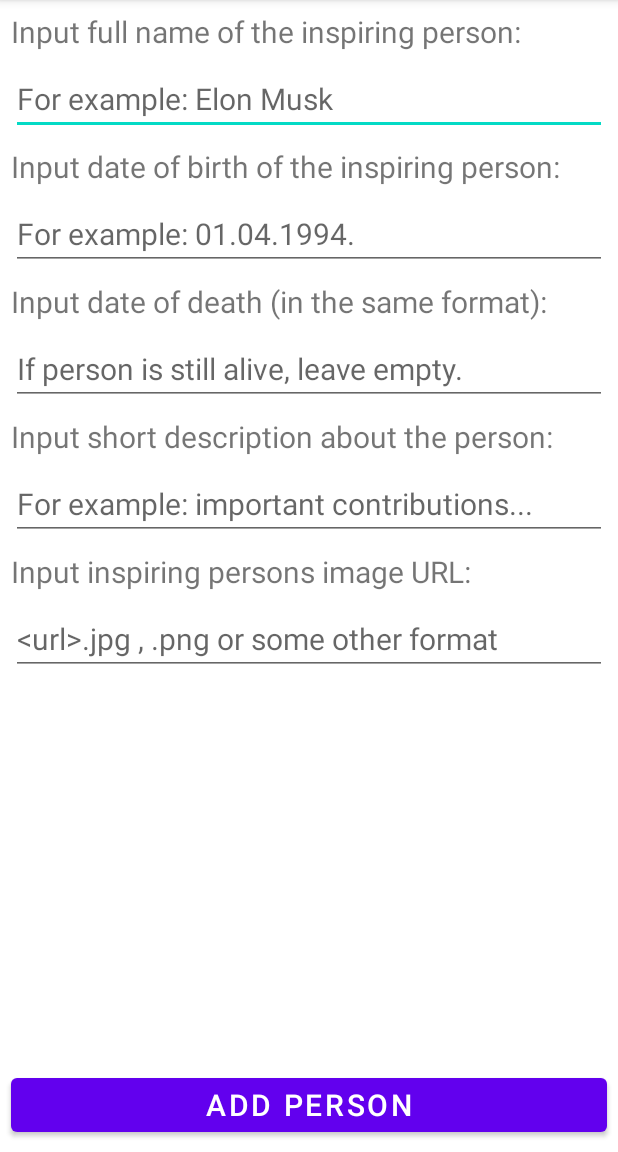
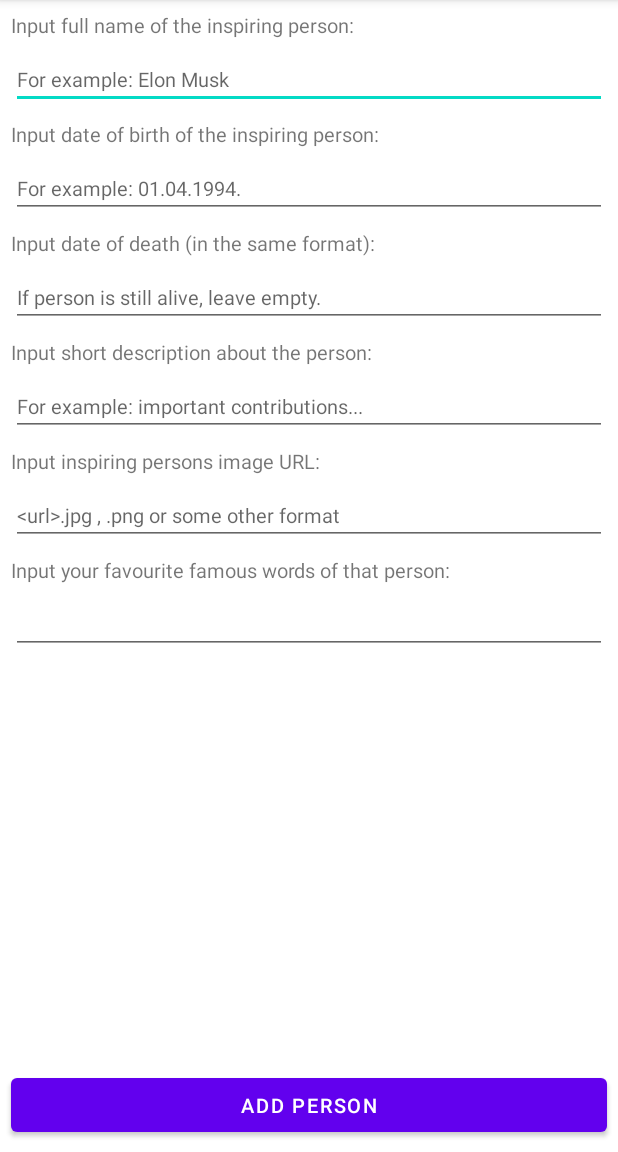
Before and after one commit to nikoladanilovic/RMA_LV2_zad1, an Android app: the screen it shows after launch (inputNewPersonActivity), after a tap on "ADD NEW INSPIRING PERSON", on a phone screen of 412 x 824 dp, the part 84-1236 px from its top. Run offline under Robolectric (Android 15) with nearby library versions, the phone set to English and light mode, and no system bars; our stand-ins replace Picasso; pictures from the network do not load.

```diff
--- a/app/src/main/java/hr/ferit/nikoladanilovic/cs_inspiringpeople_lv2zad1/Adapters/InspPeopleHolder.kt
+++ b/app/src/main/java/hr/ferit/nikoladanilovic/cs_inspiringpeople_lv2zad1/Adapters/InspPeopleHolder.kt
@@ -1,6 +1,7 @@
 package hr.ferit.nikoladanilovic.cs_inspiringpeople_lv2zad1.Adapters
 
 import android.content.Context
+import android.text.TextUtils
 import android.view.View
 import android.widget.Toast
 import androidx.recyclerview.widget.RecyclerView
@@ -21,9 +22,20 @@ class InspPeopleHolder (itemView: View) : RecyclerView.ViewHolder(itemView) {
             .placeholder(R.drawable.ic_launcher_background)
             .error(android.R.drawable.stat_notify_error)
             .into(itemBinding.imvInspPersonImg)
-        itemBinding.tvDates.text = person.dateOfBirth + person.dateOfDeath
+        itemBinding.tvDates.text = "Born on " + person.dateOfBirth + parseDateOfDeath(person.dateOfDeath)
         itemBinding.tvPersonDesc.text = person.description
 
-        itemBinding.imvInspPersonImg.setOnClickListener { Toast.makeText(itemView.context, "random citat", Toast.LENGTH_SHORT).show() }    }  //OVDJE nastavljam
+        itemBinding.imvInspPersonImg.setOnClickListener { Toast.makeText(itemView.context, person.quote, Toast.LENGTH_LONG).show() }
+    }
 
+    fun parseDateOfDeath(date : String) : String {
+        val parsedDate = ",  and died on " + date
+        if(TextUtils.isEmpty(date)){
+            return date
+        }
+        else
+        {
+            return parsedDate
+        }
+    }
 }
--- a/app/src/main/java/hr/ferit/nikoladanilovic/cs_inspiringpeople_lv2zad1/Model/InspiringPerson.kt
+++ b/app/src/main/java/hr/ferit/nikoladanilovic/cs_inspiringpeople_lv2zad1/Model/InspiringPerson.kt
@@ -7,5 +7,8 @@ data class InspiringPerson (
     val dateOfBirth : String,
     val dateOfDeath : String,
     val description : String,
-    val cover : String
+    val cover : String,
+    val quote : String
 ) : Serializable
+
+// tu treba dodati jos jedan dio klase -> poznati citati tih osoba
--- a/app/src/main/java/hr/ferit/nikoladanilovic/cs_inspiringpeople_lv2zad1/data/PeopleRepository.kt
+++ b/app/src/main/java/hr/ferit/nikoladanilovic/cs_inspiringpeople_lv2zad1/data/PeopleRepository.kt
@@ -10,13 +10,14 @@ object PeopleRepository {
     }
 
     private fun retrivePeople(): MutableList<InspiringPerson> {
-        return mutableListOf(InspiringPerson("Linus Torvalds", "28.12.1969.", "/","Founder of " +
+        return mutableListOf(InspiringPerson("Linus Torvalds", "28.12.1969.", "","Founder of " +
                 "Linux kernel used by Linux operating systems. He also helped with development of GIT",
-            "https://upload.wikimedia.org/wikipedia/commons/0/01/LinuxCon_Europe_Linus_Torvalds_03_%28cropped%29.jpg"),
-            InspiringPerson("Mark Zuckerberg", "14.05.1984.", "/", "Founder of massive social media company called Facebook.",
-            "https://upload.wikimedia.org/wikipedia/commons/thumb/1/18/Mark_Zuckerberg_F8_2019_Keynote_%2832830578717%29_%28cropped%29.jpg/1200px-Mark_Zuckerberg_F8_2019_Keynote_%2832830578717%29_%28cropped%29.jpg"),
-            InspiringPerson("Elon Musk", "28.01.1971.", "/", "Founder of PayPal, SpaceX, Tesla and many other companies.",
-            "https://upload.wikimedia.org/wikipedia/commons/8/85/Elon_Musk_Royal_Society_%28crop1%29.jpg")
+            "https://upload.wikimedia.org/wikipedia/commons/0/01/LinuxCon_Europe_Linus_Torvalds_03_%28cropped%29.jpg", "Talk is cheap, show me the code."),
+            InspiringPerson("Mark Zuckerberg", "14.05.1984.", "", "Founder of massive social media company called Facebook.",
+            "https://upload.wikimedia.org/wikipedia/commons/thumb/1/18/Mark_Zuckerberg_F8_2019_Keynote_%2832830578717%29_%28cropped%29.jpg/1200px-Mark_" +
+                    "Zuckerberg_F8_2019_Keynote_%2832830578717%29_%28cropped%29.jpg", "Move fast and brake things. Unless zou are breaking stuff, you are not moving fast enough."),
+            InspiringPerson("Elon Musk", "28.01.1971.", "", "Founder of PayPal, SpaceX, Tesla and many other companies.",
+            "https://upload.wikimedia.org/wikipedia/commons/8/85/Elon_Musk_Royal_Society_%28crop1%29.jpg", "I think it is possible for ordinary people to choose to become extraordinary.")
         )
     }
 
--- a/app/src/main/java/hr/ferit/nikoladanilovic/cs_inspiringpeople_lv2zad1/inputNewPersonActivity.kt
+++ b/app/src/main/java/hr/ferit/nikoladanilovic/cs_inspiringpeople_lv2zad1/inputNewPersonActivity.kt
@@ -9,11 +9,9 @@ import hr.ferit.nikoladanilovic.cs_inspiringpeople_lv2zad1.databinding.ActivityI
 class inputNewPersonActivity : AppCompatActivity() {
 
     private lateinit var inputBinding : ActivityInputNewPersonBinding
-    //var newPerson = InspiringPerson()
 
     override fun onCreate(savedInstanceState: Bundle?) {
         super.onCreate(savedInstanceState)
-
 
         inputBinding = ActivityInputNewPersonBinding.inflate(layoutInflater)
         inputBinding.btnInputAddPerson.setOnClickListener { addNewPersonToRecyclerView() }
@@ -23,11 +21,14 @@ class inputNewPersonActivity : AppCompatActivity() {
 
     private fun addNewPersonToRecyclerView() {
 
+        // tu treba dodati inicijalizaciju za poznat citate
         val newPerson = InspiringPerson(inputBinding.etInputFullName.text.toString()
                 ,inputBinding.etInputDateOfBirth.text.toString()
                 ,inputBinding.etInputDateOfDeath.text.toString()
                 ,inputBinding.etInputPersonDesc.text.toString()
-                ,inputBinding.etInputImageURL.text.toString())
+                ,inputBinding.etInputImageURL.text.toString()
+                ,inputBinding.etInputQuote.text.toString())
+
 
         val intentToMain = Intent(this, MainActivity::class.java)
         intentToMain.putExtra("inputToMain", newPerson)
--- a/app/src/main/res/layout/activity_input_new_person.xml
+++ b/app/src/main/res/layout/activity_input_new_person.xml
@@ -116,6 +116,27 @@
         android:layout_margin="@dimen/marginInputForm"
         />
 
+    <TextView
+        android:id="@+id/tvInputQuote"
+        android:layout_width="match_parent"
+        android:layout_height="wrap_content"
+        android:text="@string/tvInputQuoteText"
+        app:layout_constraintStart_toStartOf="parent"
+        app:layout_constraintTop_toBottomOf="@id/etInputImageURL"
+        android:textSize="@dimen/textSizeInputForm"
+        android:layout_margin="@dimen/marginInputForm"
+        />
+
+    <EditText
+        android:id="@+id/etInputQuote"
+        android:layout_width="match_parent"
+        android:layout_height="wrap_content"
+        app:layout_constraintStart_toStartOf="parent"
+        app:layout_constraintTop_toBottomOf="@id/tvInputQuote"
+        android:textSize="@dimen/textSizeInputForm"
+        android:layout_margin="@dimen/marginInputForm"
+        />
+
     <Button
         android:id="@+id/btnInputAddPerson"
         android:layout_width="match_parent"
@@ -128,9 +149,4 @@
         />
 
 
-
-
-
-
-
 </androidx.constraintlayout.widget.ConstraintLayout>
--- a/app/src/main/res/values/dimens.xml
+++ b/app/src/main/res/values/dimens.xml
@@ -8,6 +8,6 @@
     <dimen name="textSizeLarge">15sp</dimen>
     <dimen name="rviewHeight">670dp</dimen>
     <dimen name="rviewPadding">20dp</dimen>
-    <dimen name="textSizeInputForm">20sp</dimen>
+    <dimen name="textSizeInputForm">13sp</dimen>
     <dimen name="marginInputForm">7dp</dimen>
 </resources>
--- a/app/src/main/res/values/strings.xml
+++ b/app/src/main/res/values/strings.xml
@@ -11,4 +11,5 @@
     <string name="tvInputImageURL">Input inspiring persons image URL:</string>
     <string name="hintInputImageURL"><![CDATA[<url>.jpg , .png or some other format]]></string>
     <string name="btnInputAddPerson">ADD PERSON</string>
+    <string name="tvInputQuoteText">Input your favourite famous words of that person:</string>
 </resources>
```
